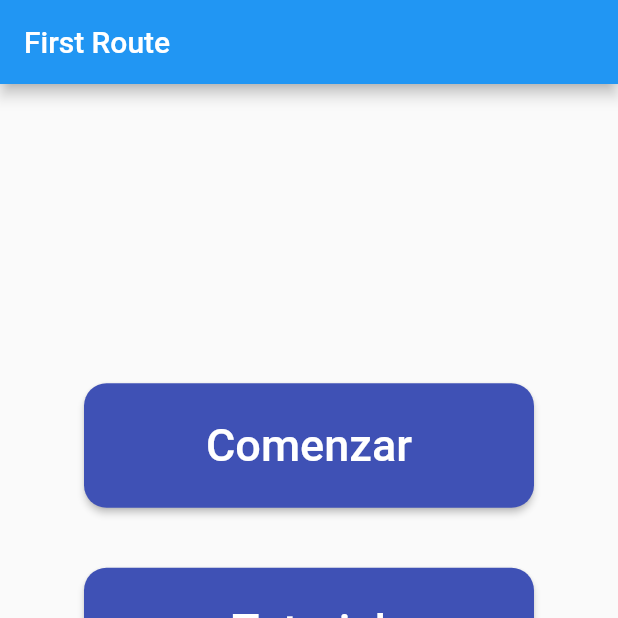
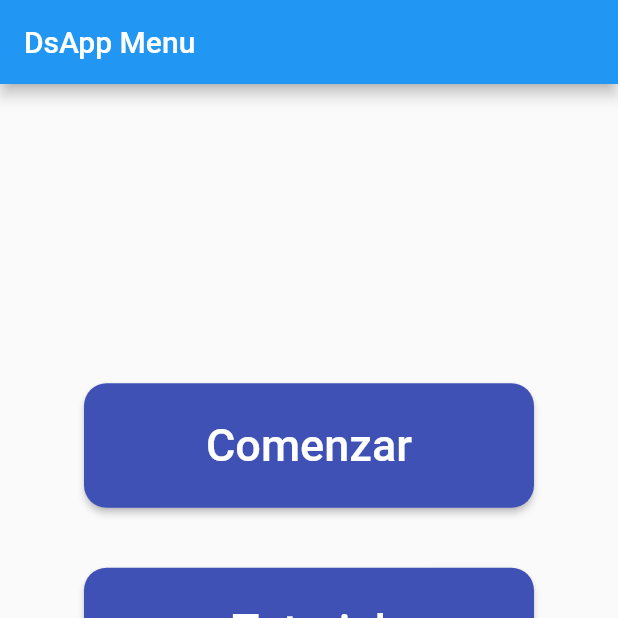
Before and after one commit to ManuelGMS/Tecnologias-Multimedia-e-Interaccion-TMI, a Flutter app: the screen it shows after launch, on a phone screen of 412 x 824 dp, the top half of it. Run offline on Flutter 3.47's test engine with Material 2 defaults, Android fonts, the phone set to English and light mode, and no system bars; our stand-ins replace camera; missing offline and left inert: tflite.

Commit message:
Cambios en descripción y llamada obsoleta

```diff
--- a/dsapp_tmi/lib/main.dart
+++ b/dsapp_tmi/lib/main.dart
@@ -57,7 +57,7 @@ class MyHome extends StatelessWidget {
   Widget build(BuildContext context) {
     return Scaffold(
         appBar: AppBar(
-          title: Text('First Route'),
+          title: Text('DsApp Menu'),
         ),
         body: Center(
             heightFactor: double.infinity,
@@ -141,19 +141,23 @@ Flex _buildButtonAjustes(BuildContext context, String label) {
     children: [
       SizedBox(
         width: 300,
-        child: RaisedButton(
-          shape:
-              RoundedRectangleBorder(borderRadius: BorderRadius.circular(15)),
+        child: ElevatedButton(
+          style: ButtonStyle(
+            shape: MaterialStateProperty.all<OutlinedBorder>(
+                RoundedRectangleBorder(
+                    borderRadius: BorderRadius.circular(15))),
+            backgroundColor: MaterialStateProperty.all<Color>(Colors.indigo),
+            padding: MaterialStateProperty.all<EdgeInsets>(
+                EdgeInsets.all(24.0)),
+          ),
           onPressed: () {
             Navigator.push(
               context,
               MaterialPageRoute(builder: (context) => MyAjustes()),
             );
           },
-          color: Colors.indigo,
-          textColor: Colors.white,
-          padding: EdgeInsets.all(24.0),
-          child: Text(label, style: TextStyle(fontSize: 30)),
+          child: Text(
+              label, style: TextStyle(fontSize: 30, color: Colors.white)),
         ),
       ),
       const SizedBox(height: 40),
```
Also changed, not shown: 1 other file.
